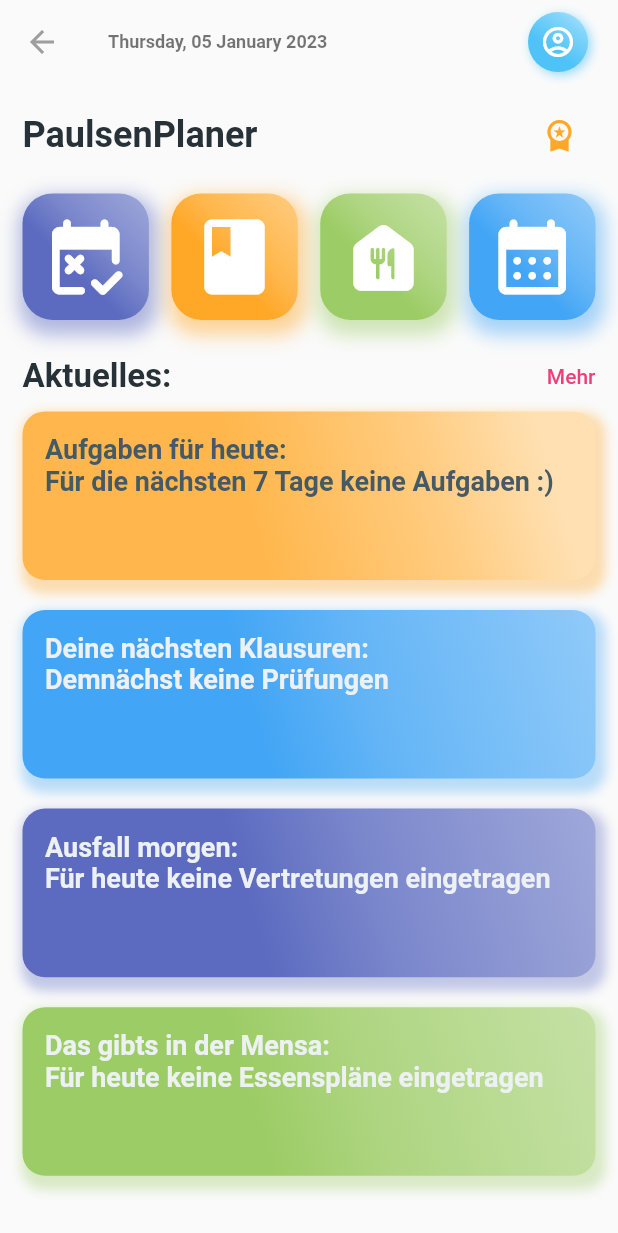
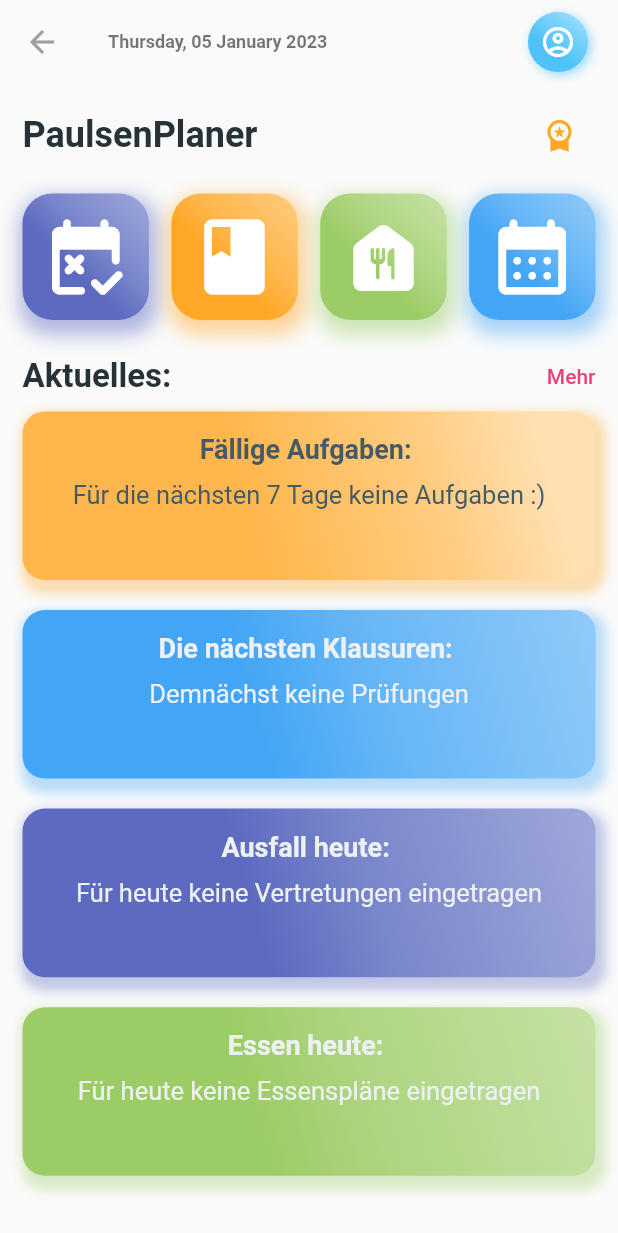
Before and after one commit to AlexInABox/paulsen-checker, a Flutter app: the screen it shows after launch, on a phone screen of 412 x 824 dp. Shown: the top 1233 px of the screen. Run offline on Flutter 3.47's test engine with Material 2 defaults, Android fonts, the phone set to English and light mode, and no system bars; our stand-ins replace flutter_svg, sizer.

Commit message:
colors and swag

```diff
--- a/lib/pages/home.dart
+++ b/lib/pages/home.dart
@@ -227,6 +227,8 @@ class _HomeScreenState extends State<HomeScreen> {
         StaggeredGridTile.count(
           crossAxisCellCount: 1,
           mainAxisCellCount: 1,
+          child: Hero(
+            tag: "homeworkButton",
             child: TaskGroupContainer(
               onTap: () {
                 Navigator.pushNamed(context, Routes.homework);
@@ -238,9 +240,12 @@ class _HomeScreenState extends State<HomeScreen> {
               taskGroup: "Hausaufgaben",
             ),
           ),
+        ),
         StaggeredGridTile.count(
           crossAxisCellCount: 1,
           mainAxisCellCount: 1,
+          child: Hero(
+            tag: "mensaButton",
             child: TaskGroupContainer(
               onTap: () {
                 Navigator.pushNamed(context, Routes.mensa);
@@ -251,9 +256,12 @@ class _HomeScreenState extends State<HomeScreen> {
               taskGroup: "Mensa",
             ),
           ),
+        ),
         StaggeredGridTile.count(
           crossAxisCellCount: 1,
           mainAxisCellCount: 1,
+          child: Hero(
+            tag: "examsButton",
             child: TaskGroupContainer(
               onTap: () {
                 Navigator.pushNamed(context, Routes.exams);
@@ -263,6 +271,7 @@ class _HomeScreenState extends State<HomeScreen> {
               icon: Icons.calendar_month_rounded,
               taskCount: 9,
               taskGroup: "Klausuren",
+            ),
           ),
         ),
       ],
@@ -300,13 +309,15 @@ class _HomeScreenState extends State<HomeScreen> {
               child: SizedBox(
                 width: 100.w,
                 height: 20.w,
+                child: FittedBox(
+                  alignment: Alignment.topCenter,
+                  fit: BoxFit.scaleDown,
                   child: Column(
-                  mainAxisAlignment: MainAxisAlignment.start,
-                  crossAxisAlignment: CrossAxisAlignment.start,
+                    mainAxisAlignment: MainAxisAlignment.center,
+                    crossAxisAlignment: CrossAxisAlignment.center,
                     children: [
-                    //Background color
                       Text(
-                      "Aufgaben für heute: \n" + getNextTask(),
+                        "Fällige Aufgaben: ",
                         style: TextStyle(
                           color: Colors.blueGrey[700],
                           fontWeight: FontWeight.bold,
@@ -318,7 +329,16 @@ class _HomeScreenState extends State<HomeScreen> {
                       const SizedBox(
                         height: 10,
                       ),
+                      Text(
+                        getNextTask(),
+                        style: TextStyle(
+                          color: Colors.blueGrey[700],
+                          fontWeight: FontWeight.normal,
+                          fontSize: 17,
+                        ),
+                      )
                     ],
+                  ),
                 ),
               ),
             ),
@@ -351,13 +371,15 @@ class _HomeScreenState extends State<HomeScreen> {
               child: SizedBox(
                 width: 100.w,
                 height: 20.w,
+                child: FittedBox(
+                  alignment: Alignment.topCenter,
+                  fit: BoxFit.scaleDown,
                   child: Column(
-                  mainAxisAlignment: MainAxisAlignment.start,
-                  crossAxisAlignment: CrossAxisAlignment.start,
+                    mainAxisAlignment: MainAxisAlignment.center,
+                    crossAxisAlignment: CrossAxisAlignment.center,
                     children: [
-                    //Background color
-                    Text(
-                      "Deine nächsten Klausuren: \n" + getNextExam(),
+                      const Text(
+                        "Die nächsten Klausuren: ",
                         style: TextStyle(
                           color: Color.fromARGB(255, 237, 241, 243),
                           fontWeight: FontWeight.bold,
@@ -369,7 +391,16 @@ class _HomeScreenState extends State<HomeScreen> {
                       const SizedBox(
                         height: 10,
                       ),
+                      Text(
+                        getNextExam(),
+                        style: const TextStyle(
+                          color: Color.fromARGB(255, 237, 241, 243),
+                          fontWeight: FontWeight.normal,
+                          fontSize: 17,
+                        ),
+                      )
                     ],
+                  ),
                 ),
               ),
             ),
@@ -402,13 +433,15 @@ class _HomeScreenState extends State<HomeScreen> {
               child: SizedBox(
                 width: 100.w,
                 height: 20.w,
+                child: FittedBox(
+                  alignment: Alignment.topCenter,
+                  fit: BoxFit.scaleDown,
                   child: Column(
-                  mainAxisAlignment: MainAxisAlignment.start,
-                  crossAxisAlignment: CrossAxisAlignment.start,
+                    mainAxisAlignment: MainAxisAlignment.center,
+                    crossAxisAlignment: CrossAxisAlignment.center,
                     children: [
-                    //Background color
-                    Text(
-                      "Ausfall morgen: \n" + getNextSubstitution(),
+                      const Text(
+                        "Ausfall heute: ",
                         style: TextStyle(
                           color: Color.fromARGB(255, 237, 241, 243),
                           fontWeight: FontWeight.bold,
@@ -420,7 +453,16 @@ class _HomeScreenState extends State<HomeScreen> {
                       const SizedBox(
                         height: 10,
                       ),
+                      Text(
+                        getNextSubstitution(),
+                        style: const TextStyle(
+                          color: Color.fromARGB(255, 237, 241, 243),
+                          fontWeight: FontWeight.normal,
+                          fontSize: 17,
+                        ),
+                      )
                     ],
+                  ),
                 ),
               ),
             ),
@@ -453,13 +495,15 @@ class _HomeScreenState extends State<HomeScreen> {
               child: SizedBox(
                 width: 100.w,
                 height: 20.w,
+                child: FittedBox(
+                  alignment: Alignment.topCenter,
+                  fit: BoxFit.scaleDown,
                   child: Column(
-                  mainAxisAlignment: MainAxisAlignment.start,
-                  crossAxisAlignment: CrossAxisAlignment.start,
+                    mainAxisAlignment: MainAxisAlignment.center,
+                    crossAxisAlignment: CrossAxisAlignment.center,
                     children: [
-                    //Background color
-                    Text(
-                      "Das gibts in der Mensa: \n" + getNextMeal(),
+                      const Text(
+                        "Essen heute: ",
                         style: TextStyle(
                           color: Color.fromARGB(255, 237, 241, 243),
                           fontWeight: FontWeight.bold,
@@ -471,7 +515,16 @@ class _HomeScreenState extends State<HomeScreen> {
                       const SizedBox(
                         height: 10,
                       ),
+                      Text(
+                        getNextMeal(),
+                        style: const TextStyle(
+                          color: Color.fromARGB(255, 237, 241, 243),
+                          fontWeight: FontWeight.normal,
+                          fontSize: 17,
+                        ),
+                      )
                     ],
+                  ),
                 ),
               ),
             ),
```
Also changed, not shown: lib/pages/exams.dart (+12 -10 lines), lib/pages/homework.dart (+12 -10 lines), lib/pages/mensa.dart (+12 -10 lines). Lines whose indentation alone changed are shown as unchanged.
